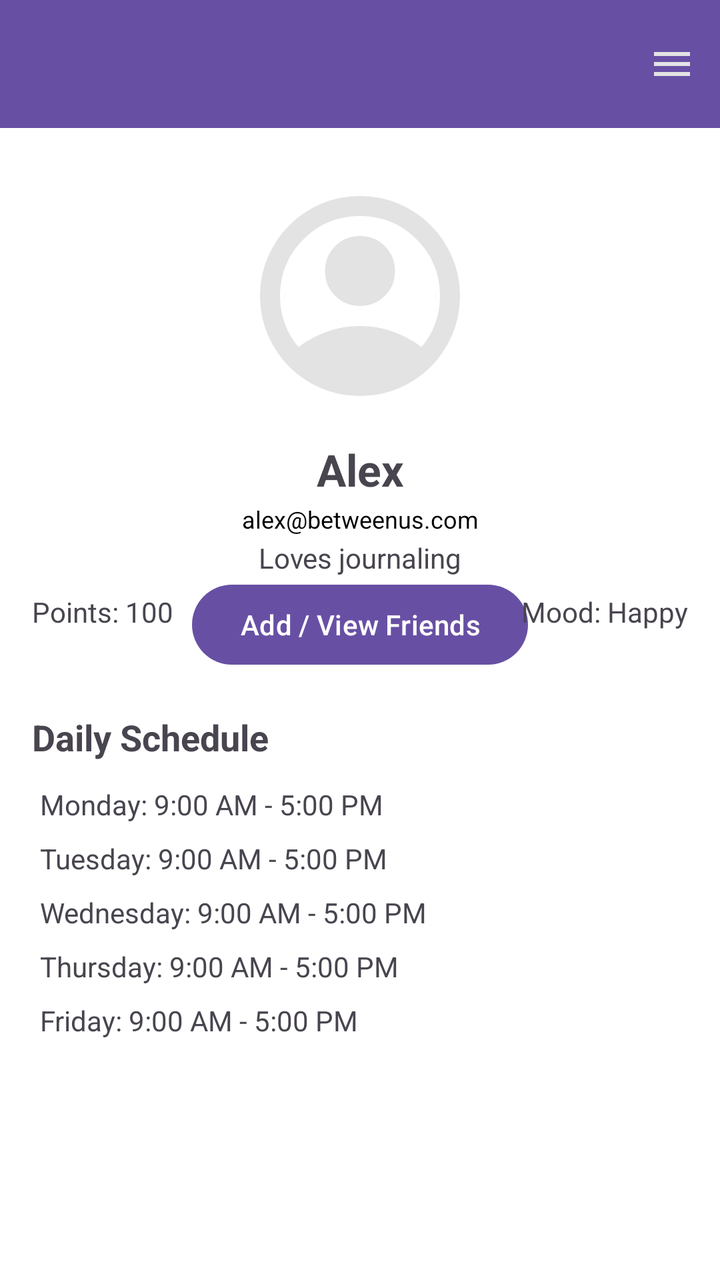
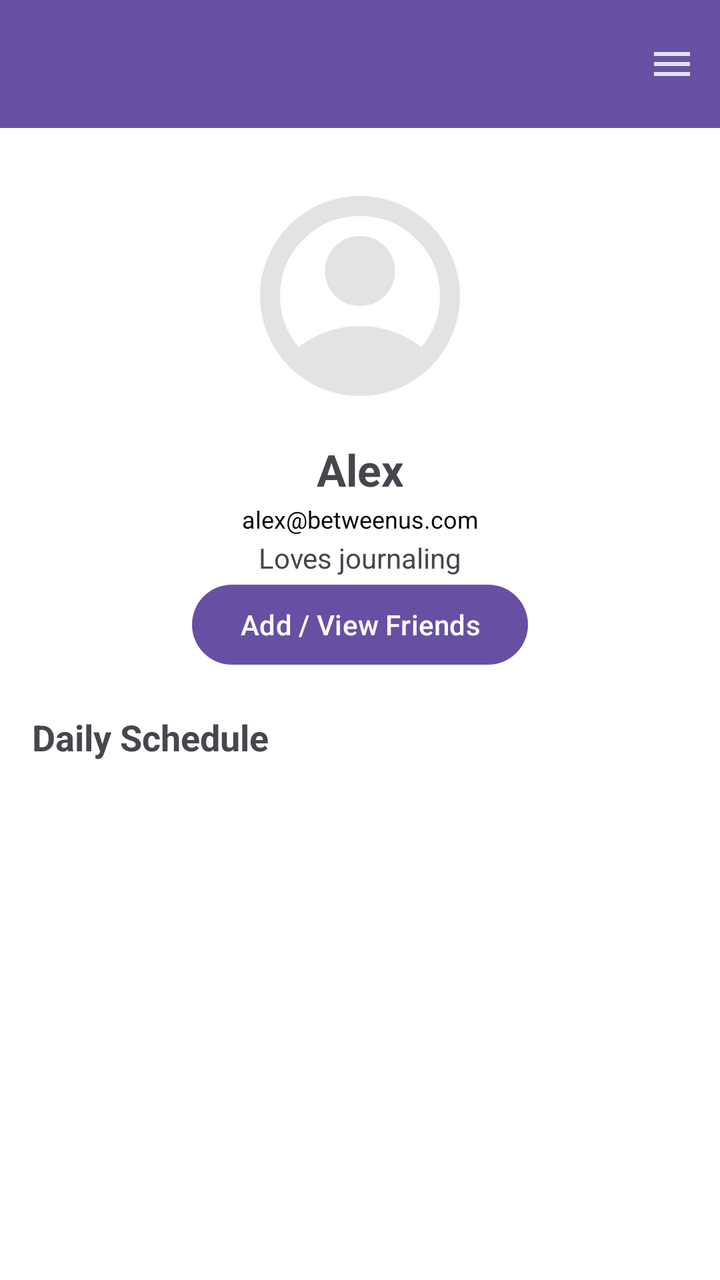

An Android layout rendered at two revisions. The XML below is the earlier revision; the diff shows what the commit changed to produce the second picture.
<!-- AndroidManifest.xml: application theme Theme.BetweenUs -->
<!-- res/layout/fragment_profile.xml -->
<?xml version="1.0" encoding="utf-8"?>
<androidx.constraintlayout.widget.ConstraintLayout
    xmlns:android="http://schemas.android.com/apk/res/android"
    xmlns:app="http://schemas.android.com/apk/res-auto"
    android:layout_width="match_parent"
    android:layout_height="match_parent"
    android:background="@color/white">

    
    <com.google.android.material.appbar.MaterialToolbar
        android:id="@+id/profileToolbar"
        android:layout_width="0dp"
        android:layout_height="wrap_content"
        android:title="Profile"
        android:background="?attr/colorPrimary"
        android:titleTextColor="@android:color/white"
        app:menu="@menu/profile_menu"
        app:layout_constraintTop_toTopOf="parent"
        app:layout_constraintStart_toStartOf="parent"
        app:layout_constraintEnd_toEndOf="parent"/>

    
    <ImageView
        android:id="@+id/profileImage"
        android:layout_width="120dp"
        android:layout_height="120dp"
        android:layout_marginTop="24dp"
        android:src="@drawable/profilebtn_filled"
        android:scaleType="centerCrop"
        app:layout_constraintTop_toBottomOf="@id/profileToolbar"
        app:layout_constraintStart_toStartOf="parent"
        app:layout_constraintEnd_toEndOf="parent"/>

    
    <TextView
        android:id="@+id/profileUsername"
        android:layout_width="wrap_content"
        android:layout_height="wrap_content"
        android:text="Alex"
        android:textSize="22sp"
        android:textStyle="bold"
        android:layout_marginTop="12dp"
        app:layout_constraintTop_toBottomOf="@id/profileImage"
        app:layout_constraintStart_toStartOf="parent"
        app:layout_constraintEnd_toEndOf="parent"/>
    
    
    <TextView
        android:id="@+id/profileEmail"
        android:layout_width="wrap_content"
        android:layout_height="wrap_content"
        android:text="alex@betweenus.com"
        android:textSize="12sp"
        android:textColor="@android:color/black"
        android:layout_marginTop="2dp"
        app:layout_constraintTop_toBottomOf="@id/profileUsername"
        app:layout_constraintStart_toStartOf="parent"
        app:layout_constraintEnd_toEndOf="parent"/>

    
    <TextView
        android:id="@+id/profileBio"
        android:layout_width="0dp"
        android:layout_height="wrap_content"
        android:text="Loves journaling"
        android:layout_margin="20dp"
        android:gravity="center"
        app:layout_constraintTop_toBottomOf="@id/profileUsername"
        app:layout_constraintStart_toStartOf="parent"
        app:layout_constraintEnd_toEndOf="parent"/>

    
    <Button
        android:id="@+id/viewFriendsButton"
        android:layout_width="wrap_content"
        android:layout_height="wrap_content"
        android:text="Add / View Friends"
        app:layout_constraintTop_toBottomOf="@id/profileBio"
        app:layout_constraintStart_toStartOf="parent"
        app:layout_constraintEnd_toEndOf="parent"/>

    
    <TextView
        android:id="@+id/scheduleTitle"
        android:layout_width="wrap_content"
        android:layout_height="wrap_content"
        android:text="Daily Schedule"
        android:textSize="18sp"
        android:textStyle="bold"
        android:layout_marginTop="20dp"
        app:layout_constraintTop_toBottomOf="@id/viewFriendsButton"
        app:layout_constraintStart_toStartOf="parent"
        android:layout_marginStart="16dp"/>

    

    
    <LinearLayout
        android:id="@+id/scheduleContainer"
        android:orientation="vertical"
        android:layout_width="0dp"
        android:layout_height="wrap_content"
        android:layout_marginStart="16dp"
        android:layout_marginEnd="16dp"
        android:layout_marginTop="8dp"
        app:layout_constraintTop_toBottomOf="@id/scheduleTitle"
        app:layout_constraintStart_toStartOf="parent"
        app:layout_constraintEnd_toEndOf="parent">

        <TextView
            android:layout_width="wrap_content"
            android:layout_height="wrap_content"
            android:text="Monday: 9:00 AM - 5:00 PM"
            android:padding="4dp"/>

        <TextView
            android:layout_width="wrap_content"
            android:layout_height="wrap_content"
            android:text="Tuesday: 9:00 AM - 5:00 PM"
            android:padding="4dp"/>

        <TextView
            android:layout_width="wrap_content"
            android:layout_height="wrap_content"
            android:text="Wednesday: 9:00 AM - 5:00 PM"
            android:padding="4dp"/>

        <TextView
            android:layout_width="wrap_content"
            android:layout_height="wrap_content"
            android:text="Thursday: 9:00 AM - 5:00 PM"
            android:padding="4dp"/>

        <TextView
            android:layout_width="wrap_content"
            android:layout_height="wrap_content"
            android:text="Friday: 9:00 AM - 5:00 PM"
            android:padding="4dp"/>
    </LinearLayout>

    
    <TextView
        android:id="@+id/profilePoints"
        android:layout_width="wrap_content"
        android:layout_height="wrap_content"
        android:text="Points: 100"
        android:layout_marginTop="8dp"
        app:layout_constraintTop_toBottomOf="@id/profileBio"
        app:layout_constraintStart_toStartOf="parent"
        android:layout_marginStart="16dp"/>

    <TextView
        android:id="@+id/profileMood"
        android:layout_width="wrap_content"
        android:layout_height="wrap_content"
        android:text="Mood: Happy"
        android:layout_marginTop="8dp"
        app:layout_constraintTop_toBottomOf="@id/profileBio"
        app:layout_constraintEnd_toEndOf="parent"
        android:layout_marginEnd="16dp"/>


</androidx.constraintlayout.widget.ConstraintLayout>
<!-- resources referenced by this layout -->
<resources>
  <color name="white">#FFFFFFFF</color>
  <!-- drawable profilebtn_filled (drawable) -->
  <vector xmlns:android="http://schemas.android.com/apk/res/android"
      android:width="24dp"
      android:height="24dp"
      android:viewportWidth="960"
      android:viewportHeight="960">
    <path
        android:pathData="M234,684q51,-39 114,-61.5T480,600q69,0 132,22.5T726,684q35,-41 54.5,-93T800,480q0,-133 -93.5,-226.5T480,160q-133,0 -226.5,93.5T160,480q0,59 19.5,111t54.5,93ZM380.5,479.5Q340,439 340,380t40.5,-99.5Q421,240 480,240t99.5,40.5Q620,321 620,380t-40.5,99.5Q539,520 480,520t-99.5,-40.5ZM480,880q-83,0 -156,-31.5T197,763q-54,-54 -85.5,-127T80,480q0,-83 31.5,-156T197,197q54,-54 127,-85.5T480,80q83,0 156,31.5T763,197q54,54 85.5,127T880,480q0,83 -31.5,156T763,763q-54,54 -127,85.5T480,880Z"
        android:fillColor="#e3e3e3"/>
  </vector>
  <style name="Theme.BetweenUs" parent="Theme.MaterialComponents.DayNight.DarkActionBar">
          
          <item name="colorPrimary">@color/purple_500</item>
          <item name="colorPrimaryVariant">@color/purple_700</item>
          <item name="colorOnPrimary">@color/white</item>
          
          <item name="colorSecondary">@color/teal_200</item>
          <item name="colorSecondaryVariant">@color/teal_700</item>
          <item name="colorOnSecondary">@color/black</item>
          
          <item name="android:statusBarColor">?attr/colorPrimaryVariant</item>
          
      </style>
  <color name="purple_500">#FF6200EE</color>
  <color name="purple_700">#FF3700B3</color>
  <color name="teal_200">#FF03DAC5</color>
  <color name="teal_700">#FF018786</color>
  <color name="black">#FF000000</color>
</resources>

<!-- the commit's change to res/layout/fragment_profile.xml (unified diff, before → after) -->
@@ -43,7 +43,7 @@
         app:layout_constraintTop_toBottomOf="@id/profileImage"
         app:layout_constraintStart_toStartOf="parent"
         app:layout_constraintEnd_toEndOf="parent"/>
-    
+
     
     <TextView
         android:id="@+id/profileEmail"
@@ -80,6 +80,18 @@
         app:layout_constraintEnd_toEndOf="parent"/>
 
     
+    <androidx.recyclerview.widget.RecyclerView
+        android:id="@+id/recycler_view_friends"
+        android:layout_width="0dp"
+        android:layout_height="0dp"
+        android:layout_margin="16dp"
+        android:visibility="gone"
+        app:layout_constraintTop_toBottomOf="@id/viewFriendsButton"
+        app:layout_constraintStart_toStartOf="parent"
+        app:layout_constraintEnd_toEndOf="parent"
+        app:layout_constraintBottom_toBottomOf="parent"/>
+
+    
     <TextView
         android:id="@+id/scheduleTitle"
         android:layout_width="wrap_content"
@@ -95,69 +107,69 @@
     
 
     
-    <LinearLayout
-        android:id="@+id/scheduleContainer"
-        android:orientation="vertical"
-        android:layout_width="0dp"
-        android:layout_height="wrap_content"
-        android:layout_marginStart="16dp"
-        android:layout_marginEnd="16dp"
-        android:layout_marginTop="8dp"
-        app:layout_constraintTop_toBottomOf="@id/scheduleTitle"
-        app:layout_constraintStart_toStartOf="parent"
-        app:layout_constraintEnd_toEndOf="parent">
 
-        <TextView
-            android:layout_width="wrap_content"
-            android:layout_height="wrap_content"
-            android:text="Monday: 9:00 AM - 5:00 PM"
-            android:padding="4dp"/>
 
-        <TextView
-            android:layout_width="wrap_content"
-            android:layout_height="wrap_content"
-            android:text="Tuesday: 9:00 AM - 5:00 PM"
-            android:padding="4dp"/>
 
-        <TextView
-            android:layout_width="wrap_content"
-            android:layout_height="wrap_content"
-            android:text="Wednesday: 9:00 AM - 5:00 PM"
-            android:padding="4dp"/>
 
-        <TextView
-            android:layout_width="wrap_content"
-            android:layout_height="wrap_content"
-            android:text="Thursday: 9:00 AM - 5:00 PM"
-            android:padding="4dp"/>
 
-        <TextView
-            android:layout_width="wrap_content"
-            android:layout_height="wrap_content"
-            android:text="Friday: 9:00 AM - 5:00 PM"
-            android:padding="4dp"/>
-    </LinearLayout>
+
+
+
+
+
+
+
+
+
+
+
+
+
+
+
+
+
+
+
+
+
+
+
+
+
+
+
+
+
+
+
+
+
+
+
+
+
 
     
-    <TextView
-        android:id="@+id/profilePoints"
-        android:layout_width="wrap_content"
-        android:layout_height="wrap_content"
-        android:text="Points: 100"
-        android:layout_marginTop="8dp"
-        app:layout_constraintTop_toBottomOf="@id/profileBio"
-        app:layout_constraintStart_toStartOf="parent"
-        android:layout_marginStart="16dp"/>
 
-    <TextView
-        android:id="@+id/profileMood"
-        android:layout_width="wrap_content"
-        android:layout_height="wrap_content"
-        android:text="Mood: Happy"
-        android:layout_marginTop="8dp"
-        app:layout_constraintTop_toBottomOf="@id/profileBio"
-        app:layout_constraintEnd_toEndOf="parent"
-        android:layout_marginEnd="16dp"/>
+
+
+
+
+
+
+
+
+
+
+
+
+
+
+
+
+
+
 
 
 </androidx.constraintlayout.widget.ConstraintLayout>
